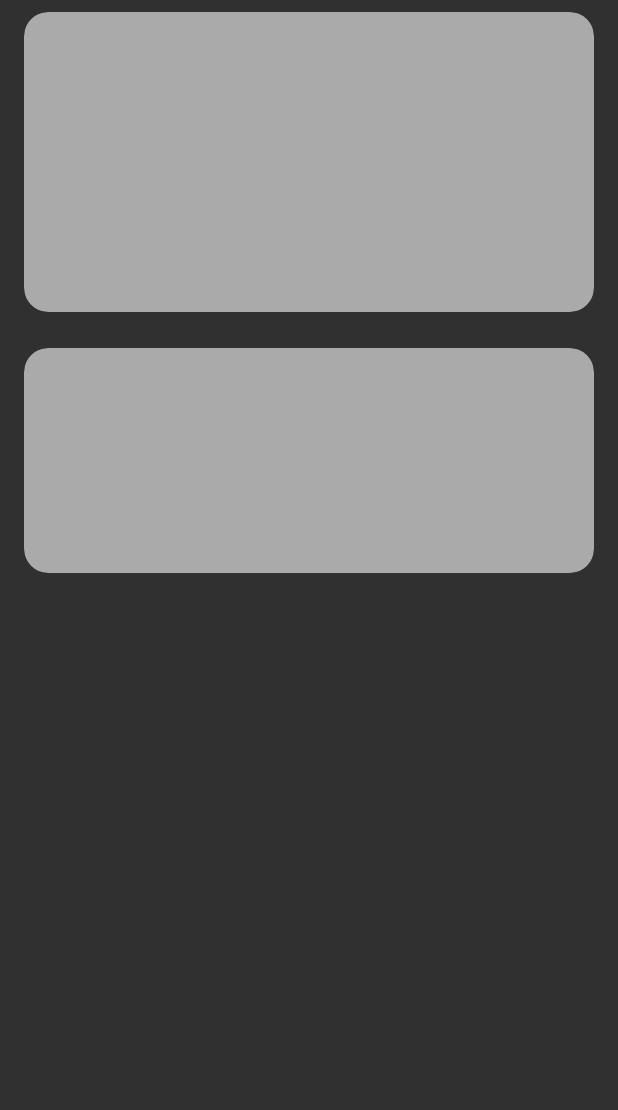
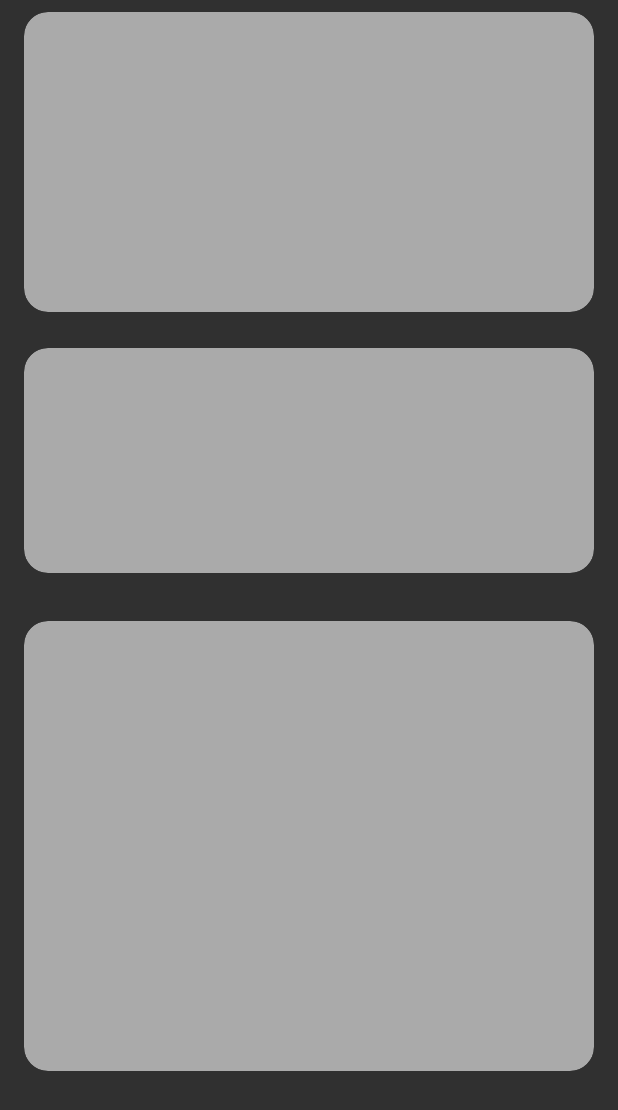
Before and after one commit to poncerapha/pokedex, an Android app: the layout shimmer_pokemon.xml on its own in the app's theme, with its tools: preview values and no code run, on a phone screen of 412 x 824 dp. Shown: the top 1110 px of the screen. Run offline under Robolectric (Android 15) with nearby library versions, the phone set to English and light mode, and no system bars.

Commit message:
fix: pokemon page shimmer

```diff
--- a/app/src/main/java/com/example/pokedex/ui/fragments/PokemonPageFragment.kt
+++ b/app/src/main/java/com/example/pokedex/ui/fragments/PokemonPageFragment.kt
@@ -50,7 +50,7 @@ class PokemonPageFragment : Fragment() {
                     binding.pokemonShimmer.root.isVisible = true
                 }
                 else -> {
-
+                    throw RuntimeException("error na request")
                 }
             }
         }
--- a/app/src/main/res/layout/fragment_pokemon_page.xml
+++ b/app/src/main/res/layout/fragment_pokemon_page.xml
@@ -15,7 +15,7 @@
 
     <include
         android:id="@+id/pokemon_shimmer"
-        layout="@layout/shimmer_pokemom_search"
+        layout="@layout/shimmer_pokemon"
         android:visibility="gone" />
 
 </androidx.constraintlayout.widget.ConstraintLayout>
--- a/app/src/main/res/layout/shimmer_pokemon.xml
+++ b/app/src/main/res/layout/shimmer_pokemon.xml
@@ -26,5 +26,14 @@
             app:cardCornerRadius="16dp"
             app:cardElevation="0dp" />
 
+
+        <com.google.android.material.card.MaterialCardView
+            android:layout_width="match_parent"
+            android:layout_height="300dp"
+            android:layout_margin="16dp"
+            android:backgroundTint="@color/pokemon_card_placeholder_color"
+            app:cardCornerRadius="16dp"
+            app:cardElevation="0dp" />
+
     </LinearLayout>
 </com.facebook.shimmer.ShimmerFrameLayout>
```
Also changed, not shown: app/src/main/java/com/example/pokedex/controller/PokemonPageController.kt (line endings or trailing spaces).
